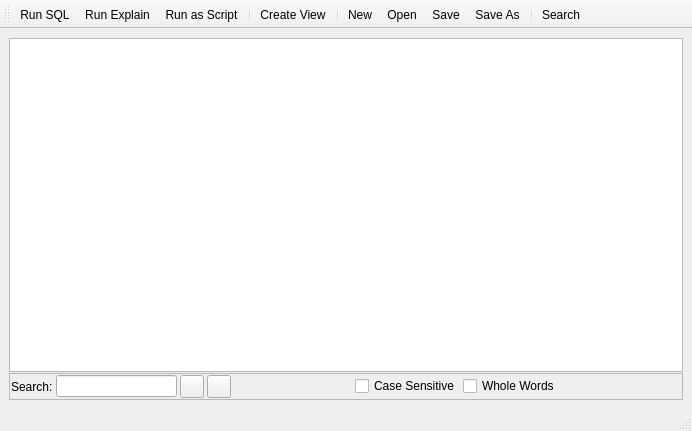
This is Sqliteman/sqliteman/sqleditor.ui in iamkjg/sqliteman as Qt 5 draws it before an edit. The edited form follows.
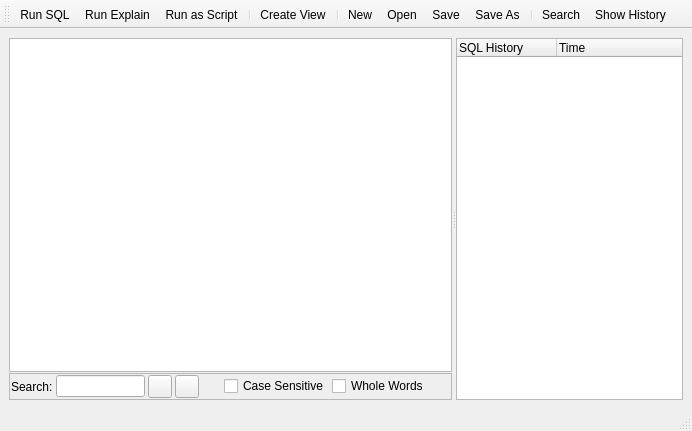
This is the edited form. Custom widgets are drawn as their Qt base class.

Commit message: implementation: #107: context menu on cells; #154: provide command history; various optimizations for new qscintilla

What changed in the file:
```diff
--- a/Sqliteman/sqliteman/sqleditor.ui
+++ b/Sqliteman/sqliteman/sqleditor.ui
@@ -14,21 +14,20 @@
    <string>SqlEditor</string>
   </property>
   <widget class="QWidget" name="centralwidget">
-   <layout class="QGridLayout">
-    <property name="margin">
-     <number>9</number>
-    </property>
-    <property name="spacing">
-     <number>6</number>
-    </property>
+   <layout class="QGridLayout" name="gridLayout">
     <item row="0" column="0">
+     <widget class="QSplitter" name="splitter">
+      <property name="orientation">
+       <enum>Qt::Horizontal</enum>
+      </property>
+      <property name="childrenCollapsible">
+       <bool>false</bool>
+      </property>
+      <widget class="QWidget" name="">
      <layout class="QVBoxLayout">
       <property name="spacing">
        <number>1</number>
       </property>
-      <property name="margin">
-       <number>0</number>
-      </property>
       <item>
        <widget class="SqlEditorWidget" name="sqlTextEdit"/>
       </item>
@@ -121,6 +120,26 @@
        </widget>
       </item>
      </layout>
+      </widget>
+      <widget class="QTreeWidget" name="historyTreeWidget">
+       <property name="alternatingRowColors">
+        <bool>true</bool>
+       </property>
+       <property name="selectionBehavior">
+        <enum>QAbstractItemView::SelectItems</enum>
+       </property>
+       <column>
+        <property name="text">
+         <string>SQL History</string>
+        </property>
+       </column>
+       <column>
+        <property name="text">
+         <string>Time</string>
+        </property>
+       </column>
+      </widget>
+     </widget>
     </item>
    </layout>
   </widget>
@@ -149,6 +168,7 @@
    <addaction name="actionSave_As"/>
    <addaction name="separator"/>
    <addaction name="actionSearch"/>
+   <addaction name="actionShow_History"/>
   </widget>
   <widget class="QStatusBar" name="statusBar"/>
   <action name="action_Run_SQL">
@@ -238,6 +258,17 @@
     <string>F5</string>
    </property>
   </action>
+  <action name="actionShow_History">
+   <property name="checkable">
+    <bool>true</bool>
+   </property>
+   <property name="text">
+    <string>Show History</string>
+   </property>
+   <property name="toolTip">
+    <string>Show SQL statement history</string>
+   </property>
+  </action>
  </widget>
  <customwidgets>
   <customwidget>
```
Lines whose indentation alone changed are shown as unchanged. The commit also changes 8 other files.
